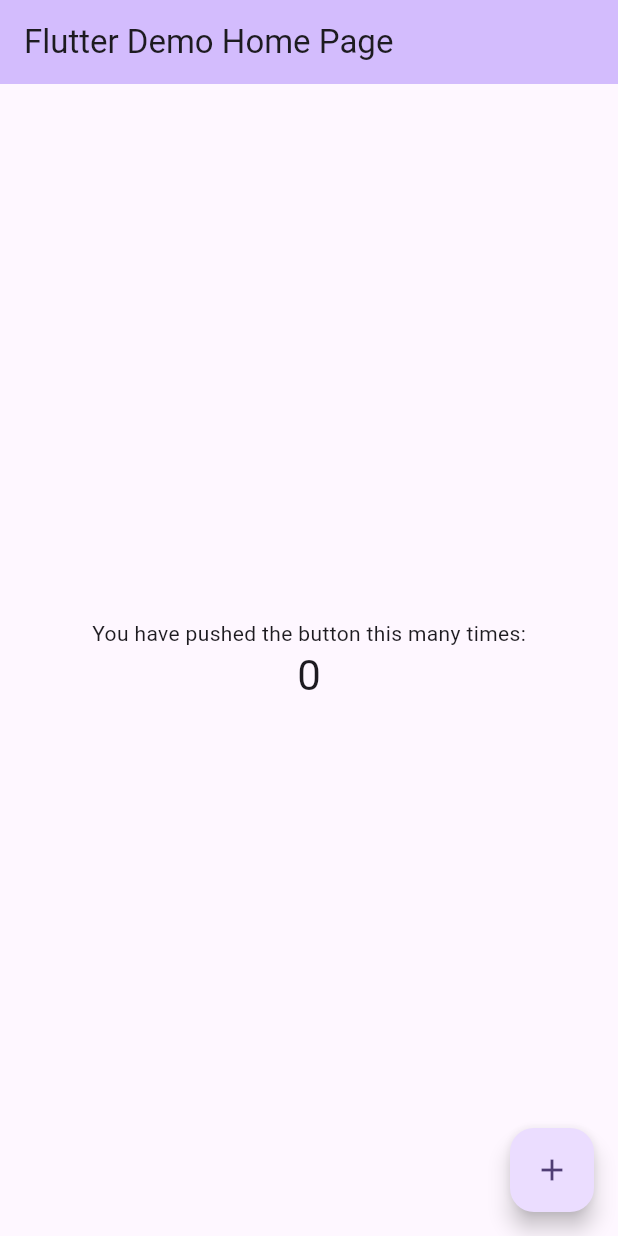
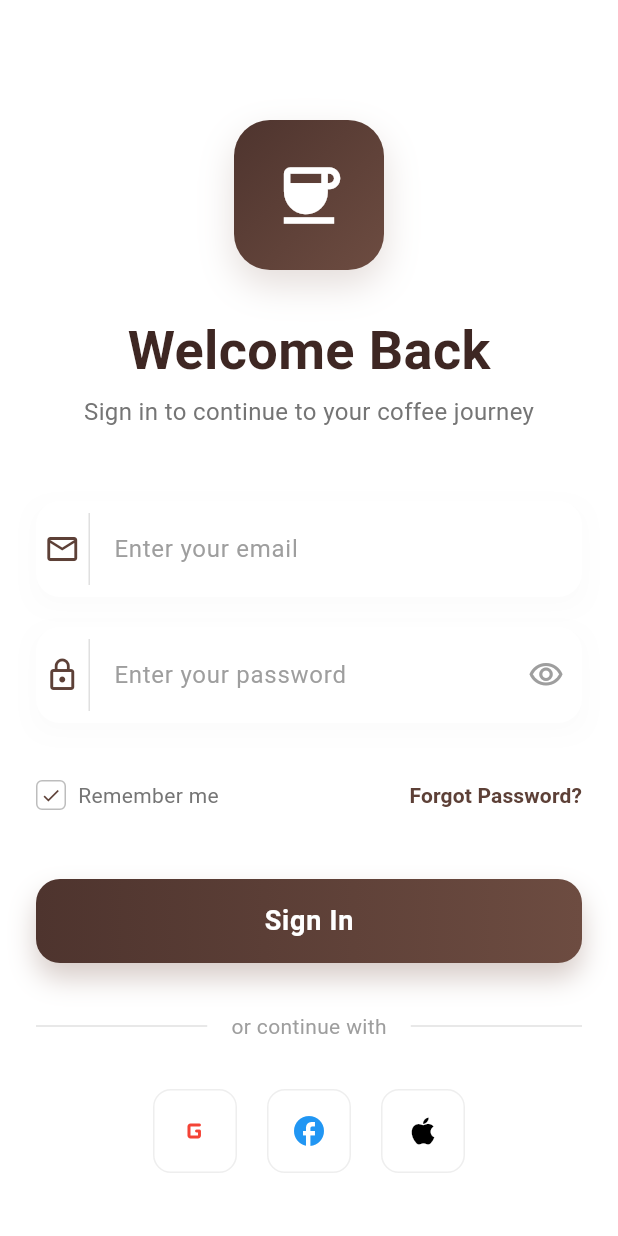
Before and after one commit to NadhiraIllyas/coffee-shop-flutter-app, a Flutter app: the screen it shows after launch, on a phone screen of 412 x 824 dp. Run offline on Flutter 3.47's test engine with Material 3 defaults, Android fonts, the phone set to English and light mode, and no system bars.

Commit message:
SEU/IS/20/ICT/019 - Implemented login UI screen

```diff
--- a/lib/main.dart
+++ b/lib/main.dart
@@ -1,4 +1,5 @@
 import 'package:flutter/material.dart';
+import 'screens/login_screen.dart';
 
 void main() {
   runApp(const MyApp());
@@ -7,116 +8,11 @@ void main() {
 class MyApp extends StatelessWidget {
   const MyApp({super.key});
 
-  // This widget is the root of your application.
   @override
   Widget build(BuildContext context) {
     return MaterialApp(
-      title: 'Flutter Hiiii',
-      theme: ThemeData(
-        // This is the theme of your application.
-        //
-        // TRY THIS: Try running your application with "flutter run". You'll see
-        // the application has a purple toolbar. Then, without quitting the app,
-        // try changing the seedColor in the colorScheme below to Colors.green
-        // and then invoke "hot reload" (save your changes or press the "hot
-        // reload" button in a Flutter-supported IDE, or press "r" if you used
-        // the command line to start the app).
-        //
-        // Notice that the counter didn't reset back to zero; the application
-        // state is not lost during the reload. To reset the state, use hot
-        // restart instead.
-        //
-        // This works for code too, not just values: Most code changes can be
-        // tested with just a hot reload.
-        colorScheme: .fromSeed(seedColor: Colors.deepPurple),
-      ),
-      home: const MyHomePage(title: 'Flutter Demo Home Page'),
+      debugShowCheckedModeBanner: false,
+      home: const LoginScreen(),
     );
   }
 }
-
-class MyHomePage extends StatefulWidget {
-  const MyHomePage({super.key, required this.title});
-
-  // This widget is the home page of your application. It is stateful, meaning
-  // that it has a State object (defined below) that contains fields that affect
-  // how it looks.
-
-  // This class is the configuration for the state. It holds the values (in this
-  // case the title) provided by the parent (in this case the App widget) and
-  // used by the build method of the State. Fields in a Widget subclass are
-  // always marked "final".
-
-  final String title;
-
-  @override
-  State<MyHomePage> createState() => _MyHomePageState();
-}
-
-class _MyHomePageState extends State<MyHomePage> {
-  int _counter = 0;
-
-  void _incrementCounter() {
-    setState(() {
-      // This call to setState tells the Flutter framework that something has
-      // changed in this State, which causes it to rerun the build method below
-      // so that the display can reflect the updated values. If we changed
-      // _counter without calling setState(), then the build method would not be
-      // called again, and so nothing would appear to happen.
-      _counter++;
-    });
-  }
-
-  @override
-  Widget build(BuildContext context) {
-    // This method is rerun every time setState is called, for instance as done
-    // by the _incrementCounter method above.
-    //
-    // The Flutter framework has been optimized to make rerunning build methods
-    // fast, so that you can just rebuild anything that needs updating rather
-    // than having to individually change instances of widgets.
-    return Scaffold(
-      appBar: AppBar(
-        // TRY THIS: Try changing the color here to a specific color (to
-        // Colors.amber, perhaps?) and trigger a hot reload to see the AppBar
-        // change color while the other colors stay the same.
-        backgroundColor: Theme.of(context).colorScheme.inversePrimary,
-        // Here we take the value from the MyHomePage object that was created by
-        // the App.build method, and use it to set our appbar title.
-        title: Text(widget.title),
-      ),
-      body: Center(
-        // Center is a layout widget. It takes a single child and positions it
-        // in the middle of the parent.
-        child: Column(
-          // Column is also a layout widget. It takes a list of children and
-          // arranges them vertically. By default, it sizes itself to fit its
-          // children horizontally, and tries to be as tall as its parent.
-          //
-          // Column has various properties to control how it sizes itself and
-          // how it positions its children. Here we use mainAxisAlignment to
-          // center the children vertically; the main axis here is the vertical
-          // axis because Columns are vertical (the cross axis would be
-          // horizontal).
-          //
-          // TRY THIS: Invoke "debug painting" (choose the "Toggle Debug Paint"
-          // action in the IDE, or press "p" in the console), to see the
-          // wireframe for each widget.
-          mainAxisAlignment: .center,
-          children: [
-            const Text('You have pushed the button this many times:'),
-            Text(
-              '$_counter',
-              style: Theme.of(context).textTheme.headlineMedium,
-            ),
-          ],
-        ),
-      ),
-      floatingActionButton: FloatingActionButton(
-        onPressed: _incrementCounter,
-        tooltip: 'Increment',
-        child: const Icon(Icons.add),
-      ),
-    );
-  }
-}
--- /dev/null
+++ b/lib/screens/login_screen.dart
@@ -0,0 +1,382 @@
+import 'package:flutter/material.dart';
+
+class LoginScreen extends StatelessWidget {
+  const LoginScreen({super.key});
+
+  @override
+  Widget build(BuildContext context) {
+    return Scaffold(
+      backgroundColor: Colors.white,
+      body: SingleChildScrollView(
+        child: Padding(
+          padding: const EdgeInsets.symmetric(horizontal: 24),
+          child: Column(
+            crossAxisAlignment: CrossAxisAlignment.center,
+            children: [
+              const SizedBox(height: 80),
+
+              // Modern logo with gradient
+              Container(
+                width: 100,
+                height: 100,
+                decoration: BoxDecoration(
+                  gradient: LinearGradient(
+                    colors: [
+                      Colors.brown[800]!,
+                      Colors.brown[600]!,
+                    ],
+                    begin: Alignment.topLeft,
+                    end: Alignment.bottomRight,
+                  ),
+                  borderRadius: BorderRadius.circular(24),
+                  boxShadow: [
+                    BoxShadow(
+                      color: Colors.brown.withOpacity(0.2),
+                      blurRadius: 20,
+                      offset: const Offset(0, 10),
+                    ),
+                  ],
+                ),
+                child: const Icon(
+                  Icons.coffee,
+                  size: 50,
+                  color: Colors.white,
+                ),
+              ),
+
+              const SizedBox(height: 32),
+
+              // Welcome text
+              Text(
+                "Welcome Back",
+                style: TextStyle(
+                  fontSize: 36,
+                  fontWeight: FontWeight.bold,
+                  color: Colors.brown[900],
+                  height: 1.2,
+                ),
+              ),
+
+              const SizedBox(height: 8),
+
+              // Subtitle
+              Text(
+                "Sign in to continue to your coffee journey",
+                style: TextStyle(
+                  fontSize: 16,
+                  color: Colors.grey[600],
+                ),
+              ),
+
+              const SizedBox(height: 48),
+
+              // Email Field - Modern
+              Container(
+                decoration: BoxDecoration(
+                  boxShadow: [
+                    BoxShadow(
+                      color: Colors.grey.withOpacity(0.05),
+                      blurRadius: 15,
+                      offset: const Offset(0, 5),
+                    ),
+                  ],
+                ),
+                child: TextField(
+                  style: const TextStyle(fontSize: 16),
+                  decoration: InputDecoration(
+                    prefixIcon: Container(
+                      margin: const EdgeInsets.only(right: 12),
+                      decoration: BoxDecoration(
+                        border: Border(
+                          right: BorderSide(
+                            color: Colors.grey[300]!,
+                            width: 1,
+                          ),
+                        ),
+                      ),
+                      child: Icon(
+                        Icons.email_outlined,
+                        color: Colors.brown[700],
+                      ),
+                    ),
+                    hintText: 'Enter your email',
+                    hintStyle: TextStyle(color: Colors.grey[500]),
+                    filled: true,
+                    fillColor: Colors.white,
+                    border: OutlineInputBorder(
+                      borderRadius: BorderRadius.circular(16),
+                      borderSide: BorderSide.none,
+                    ),
+                    contentPadding: const EdgeInsets.symmetric(
+                      vertical: 20,
+                      horizontal: 20,
+                    ),
+                  ),
+                ),
+              ),
+
+              const SizedBox(height: 20),
+
+              Container(
+                decoration: BoxDecoration(
+                  boxShadow: [
+                    BoxShadow(
+                      color: Colors.grey.withOpacity(0.05),
+                      blurRadius: 15,
+                      offset: const Offset(0, 5),
+                    ),
+                  ],
+                ),
+                child: TextField(
+                  obscureText: true,
+                  style: const TextStyle(fontSize: 16),
+                  decoration: InputDecoration(
+                    prefixIcon: Container(
+                      margin: const EdgeInsets.only(right: 12),
+                      decoration: BoxDecoration(
+                        border: Border(
+                          right: BorderSide(
+                            color: Colors.grey[300]!,
+                            width: 1,
+                          ),
+                        ),
+                      ),
+                      child: Icon(
+                        Icons.lock_outline,
+                        color: Colors.brown[700],
+                      ),
+                    ),
+                    suffixIcon: Icon(
+                      Icons.visibility_outlined,
+                      color: Colors.grey[500],
+                    ),
+                    hintText: 'Enter your password',
+                    hintStyle: TextStyle(color: Colors.grey[500]),
+                    filled: true,
+                    fillColor: Colors.white,
+                    border: OutlineInputBorder(
+                      borderRadius: BorderRadius.circular(16),
+                      borderSide: BorderSide.none,
+                    ),
+                    contentPadding: const EdgeInsets.symmetric(
+                      vertical: 20,
+                      horizontal: 20,
+                    ),
+                  ),
+                ),
+              ),
+
+              const SizedBox(height: 24),
+
+              Row(
+                mainAxisAlignment: MainAxisAlignment.spaceBetween,
+                children: [
+                  Row(
+                    children: [
+                      Container(
+                        width: 20,
+                        height: 20,
+                        decoration: BoxDecoration(
+                          border: Border.all(
+                            color: Colors.grey[400]!,
+                          ),
+                          borderRadius: BorderRadius.circular(4),
+                        ),
+                        child: Icon(
+                          Icons.check,
+                          size: 14,
+                          color: Colors.brown[700],
+                        ),
+                      ),
+                      const SizedBox(width: 8),
+                      Text(
+                        "Remember me",
+                        style: TextStyle(
+                          color: Colors.grey[600],
+                          fontSize: 14,
+                        ),
+                      ),
+                    ],
+                  ),
+                  TextButton(
+                    onPressed: () {},
+                    style: TextButton.styleFrom(
+                      padding: EdgeInsets.zero,
+                    ),
+                    child: Text(
+                      "Forgot Password?",
+                      style: TextStyle(
+                        color: Colors.brown[700],
+                        fontWeight: FontWeight.w600,
+                        fontSize: 14,
+                      ),
+                    ),
+                  ),
+                ],
+              ),
+
+              const SizedBox(height: 32),
+
+              Container(
+                width: double.infinity,
+                height: 56,
+                decoration: BoxDecoration(
+                  gradient: LinearGradient(
+                    colors: [
+                      Colors.brown[800]!,
+                      Colors.brown[600]!,
+                    ],
+                    begin: Alignment.centerLeft,
+                    end: Alignment.centerRight,
+                  ),
+                  borderRadius: BorderRadius.circular(16),
+                  boxShadow: [
+                    BoxShadow(
+                      color: Colors.brown.withOpacity(0.3),
+                      blurRadius: 15,
+                      offset: const Offset(0, 10),
+                    ),
+                  ],
+                ),
+                child: Material(
+                  color: Colors.transparent,
+                  child: InkWell(
+                    borderRadius: BorderRadius.circular(16),
+                    onTap: () {
+
+                    },
+                    child: Center(
+                      child: Text(
+                        "Sign In",
+                        style: const TextStyle(
+                          color: Colors.white,
+                          fontSize: 18,
+                          fontWeight: FontWeight.w600,
+                          letterSpacing: 0.5,
+                        ),
+                      ),
+                    ),
+                  ),
+                ),
+              ),
+
+              const SizedBox(height: 32),
+
+              Row(
+                children: [
+                  Expanded(
+                    child: Divider(
+                      color: Colors.grey[300],
+                      thickness: 1,
+                    ),
+                  ),
+                  Padding(
+                    padding: const EdgeInsets.symmetric(horizontal: 16),
+                    child: Text(
+                      "or continue with",
+                      style: TextStyle(
+                        color: Colors.grey[500],
+                        fontSize: 14,
+                      ),
+                    ),
+                  ),
+                  Expanded(
+                    child: Divider(
+                      color: Colors.grey[300],
+                      thickness: 1,
+                    ),
+                  ),
+                ],
+              ),
+
+              const SizedBox(height: 32),
+
+              Row(
+                mainAxisAlignment: MainAxisAlignment.center,
+                children: [
+                  Container(
+                    width: 56,
+                    height: 56,
+                    decoration: BoxDecoration(
+                      color: Colors.white,
+                      borderRadius: BorderRadius.circular(12),
+                      border: Border.all(
+                        color: Colors.grey[200]!,
+                        width: 1,
+                      ),
+                    ),
+                    child: IconButton(
+                      onPressed: () {},
+                      icon: const Icon(Icons.g_mobiledata_rounded),
+                      color: Colors.red,
+                    ),
+                  ),
+                  const SizedBox(width: 20),
+                  Container(
+                    width: 56,
+                    height: 56,
+                    decoration: BoxDecoration(
+                      color: Colors.white,
+                      borderRadius: BorderRadius.circular(12),
+                      border: Border.all(
+                        color: Colors.grey[200]!,
+                        width: 1,
+                      ),
+                    ),
+                    child: IconButton(
+                      onPressed: () {},
+                      icon: const Icon(Icons.facebook),
+                      color: Colors.blue,
+                    ),
+                  ),
+                  const SizedBox(width: 20),
+                  Container(
+                    width: 56,
+                    height: 56,
+                    decoration: BoxDecoration(
+                      color: Colors.white,
+                      borderRadius: BorderRadius.circular(12),
+                      border: Border.all(
+                        color: Colors.grey[200]!,
+                        width: 1,
+                      ),
+                    ),
+                    child: IconButton(
+                      onPressed: () {},
+                      icon: const Icon(Icons.apple),
+                      color: Colors.black,
+                    ),
+                  ),
+                ],
+              ),
+
+              const SizedBox(height: 40),
+
+              RichText(
+                text: TextSpan(
+                  text: "Don't have an account? ",
+                  style: TextStyle(
+                    color: Colors.grey[600],
+                    fontSize: 15,
+                  ),
+                  children: [
+                    TextSpan(
+                      text: "Sign Up",
+                      style: TextStyle(
+                        color: Colors.brown[700],
+                        fontWeight: FontWeight.bold,
+                        fontSize: 15,
+                      ),
+                    ),
+                  ],
+                ),
+              ),
+
+              const SizedBox(height: 40),
+            ],
+          ),
+        ),
+      ),
+    );
+  }
+}
```
